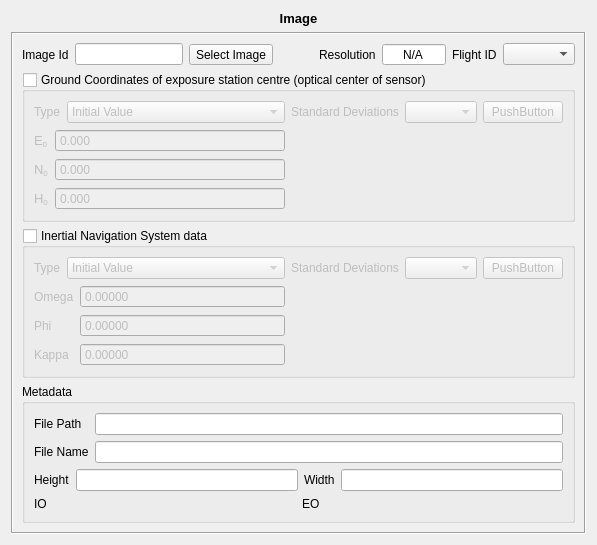
Above: trunk/qt/formDisplay/ImageLayout.ui from e-foto/e-foto before the change. Below: the same form after it.
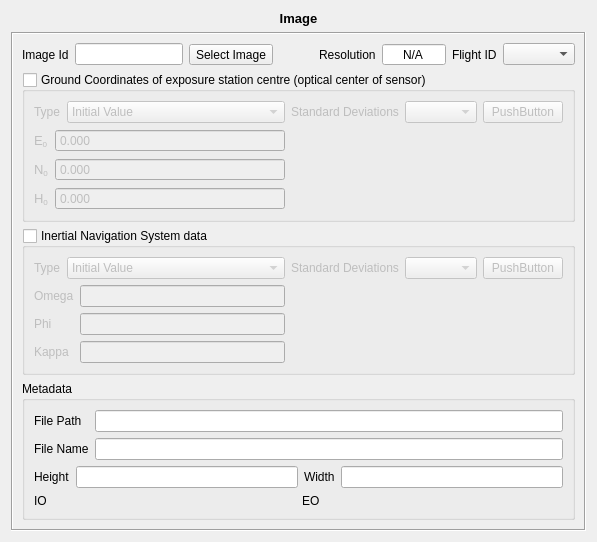
That is the form after the change. Custom widgets are drawn as their Qt base class.

Commit message: DmsEdit added; and Incorrect use of EDOM (on imagesForm and pointsForm) as removed

What changed in the file:
```diff
--- a/trunk/qt/formDisplay/ImageLayout.ui
+++ b/trunk/qt/formDisplay/ImageLayout.ui
@@ -409,76 +409,13 @@
              <item>
               <layout class="QVBoxLayout" name="verticalLayout_5">
                <item>
-                <widget class="EfotoDoubleSpinBox" name="omegaDoubleSpinBox">
-                 <property name="buttonSymbols">
-                  <enum>QAbstractSpinBox::NoButtons</enum>
-                 </property>
-                 <property name="accelerated">
-                  <bool>true</bool>
-                 </property>
-                 <property name="decimals">
-                  <number>5</number>
-                 </property>
-                 <property name="minimum">
-                  <double>-0.100000000000000</double>
-                 </property>
-                 <property name="maximum">
-                  <double>0.100000000000000</double>
-                 </property>
-                 <property name="singleStep">
-                  <double>0.000010000000000</double>
-                 </property>
-                 <property name="value">
-                  <double>0.000000000000000</double>
-                 </property>
-                </widget>
+                <widget class="DmsEdit" name="omegaDmsEdit"/>
                </item>
                <item>
-                <widget class="EfotoDoubleSpinBox" name="phiDoubleSpinBox">
-                 <property name="buttonSymbols">
-                  <enum>QAbstractSpinBox::NoButtons</enum>
-                 </property>
-                 <property name="accelerated">
-                  <bool>true</bool>
-                 </property>
-                 <property name="decimals">
-                  <number>5</number>
-                 </property>
-                 <property name="minimum">
-                  <double>-0.100000000000000</double>
-                 </property>
-                 <property name="maximum">
-                  <double>0.100000000000000</double>
-                 </property>
-                 <property name="singleStep">
-                  <double>0.000010000000000</double>
-                 </property>
-                </widget>
+                <widget class="DmsEdit" name="phiDmsEdit"/>
                </item>
                <item>
-                <widget class="EfotoDoubleSpinBox" name="kappaDoubleSpinBox">
-                 <property name="buttonSymbols">
-                  <enum>QAbstractSpinBox::NoButtons</enum>
-                 </property>
-                 <property name="accelerated">
-                  <bool>true</bool>
-                 </property>
-                 <property name="decimals">
-                  <number>5</number>
-                 </property>
-                 <property name="minimum">
-                  <double>-6.283180000000000</double>
-                 </property>
-                 <property name="maximum">
-                  <double>6.283180000000000</double>
-                 </property>
-                 <property name="singleStep">
-                  <double>0.000010000000000</double>
-                 </property>
-                 <property name="value">
-                  <double>0.000000000000000</double>
-                 </property>
-                </widget>
+                <widget class="DmsEdit" name="kappaDmsEdit"/>
                </item>
               </layout>
              </item>
@@ -672,6 +609,11 @@
    <extends>QPushButton</extends>
    <header>SigmaForm.h</header>
   </customwidget>
+  <customwidget>
+   <class>DmsEdit</class>
+   <extends>QLineEdit</extends>
+   <header>DmsEdit.h</header>
+  </customwidget>
  </customwidgets>
  <resources/>
  <connections/>
```
The commit also changes 7 other files.
